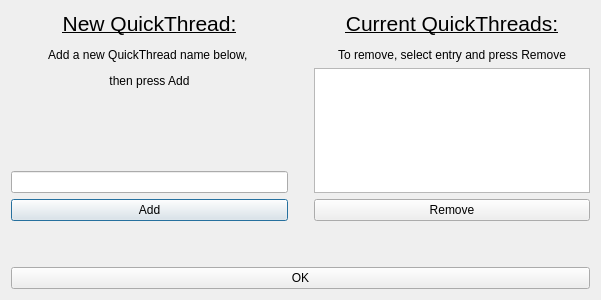
First picture: the form in pyqt/ht/add_slider_threads_dialog.ui, repository opetelin/olegs_test_repo, before the edit.
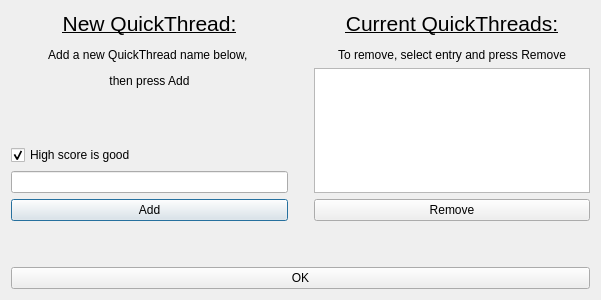
Second picture: the form after the edit.

What changed in the file:
```diff
--- a/pyqt/ht/add_slider_threads_dialog.ui
+++ b/pyqt/ht/add_slider_threads_dialog.ui
@@ -27,6 +27,19 @@
            </property>
           </widget>
          </item>
+         <item>
+          <widget class="QCheckBox" name="chk_high_is_good">
+           <property name="enabled">
+            <bool>true</bool>
+           </property>
+           <property name="text">
+            <string>High score is good</string>
+           </property>
+           <property name="checked">
+            <bool>true</bool>
+           </property>
+          </widget>
+         </item>
          <item>
           <widget class="QLineEdit" name="text_entry"/>
          </item>
```
